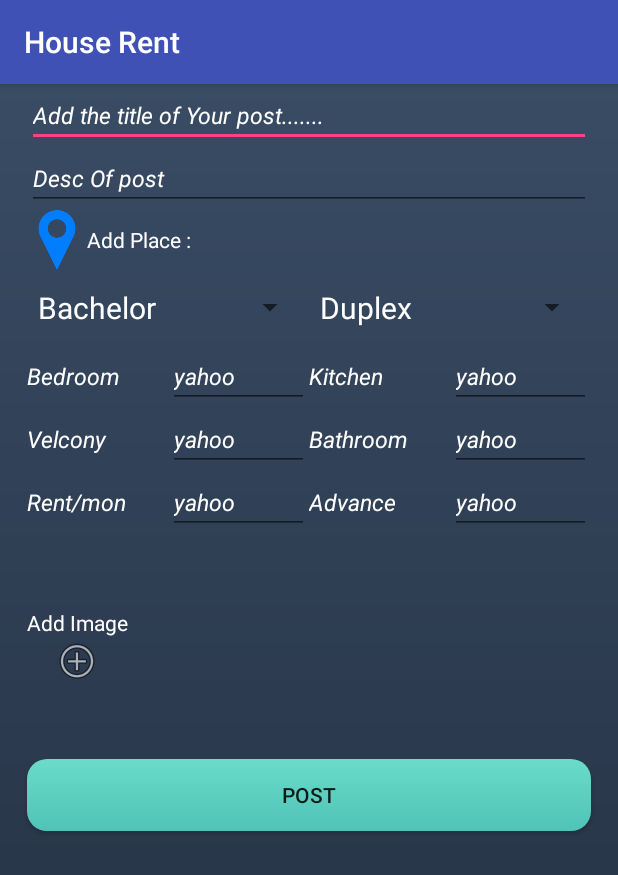
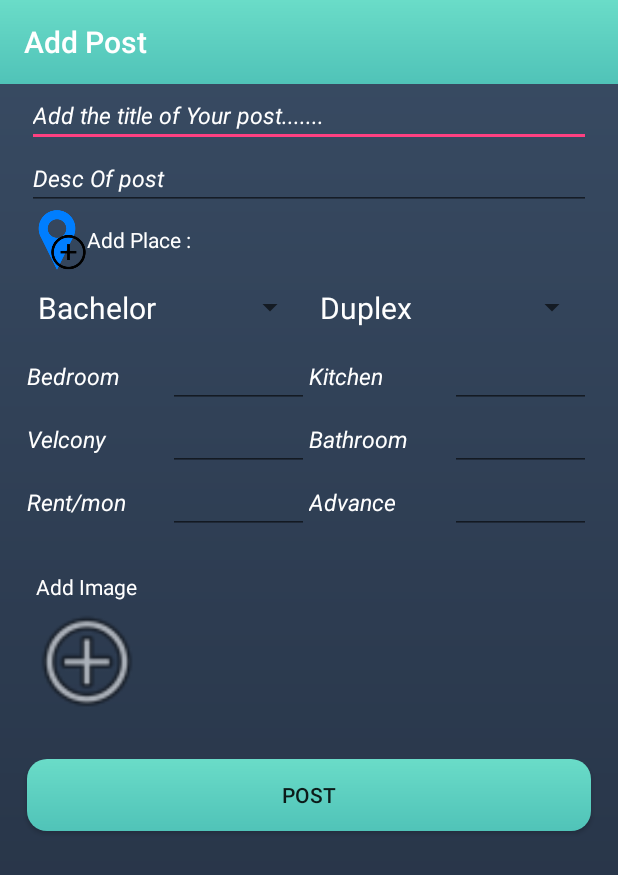
Before and after one commit to Nuhel/HouseRent, an Android app: the AddPostActivity screen opened directly, with no data from a screen before it, on a phone screen of 412 x 824 dp. Shown: the top 875 px of the screen. Run offline under Robolectric (Android 15) with nearby library versions, the phone set to English and light mode, and no system bars; our stand-ins replace Firebase (no records; nobody signed in at launch, a user with empty details on screens opened directly); libraries missing offline, so code that uses them is left out: id.zelory.compressor.

```diff
--- a/app/src/main/AndroidManifest.xml
+++ b/app/src/main/AndroidManifest.xml
@@ -49,7 +49,9 @@
             android:value="AIzaSyAWzjjXYD3SvyHmiNEe9GsB53r6ymfQ9H8" />
 
         <activity android:name=".View.AdDescActivity" />
-        <activity android:name=".View.AddPostActivity"></activity>
+        <activity
+            android:name=".View.AddPostActivity"
+            android:theme="@style/AppTheme.NoActionBar"></activity>
     </application>
 
 </manifest>
--- a/app/src/main/java/com/example/nuhel/houserent/View/AddPostActivity.java
+++ b/app/src/main/java/com/example/nuhel/houserent/View/AddPostActivity.java
@@ -13,6 +13,7 @@ import android.support.v4.app.ActivityCompat;
 import android.support.v7.app.AppCompatActivity;
 import android.support.v7.widget.LinearLayoutManager;
 import android.support.v7.widget.RecyclerView;
+import android.support.v7.widget.Toolbar;
 import android.view.View;
 import android.widget.AdapterView;
 import android.widget.ArrayAdapter;
@@ -51,6 +52,7 @@ import id.zelory.compressor.Compressor;
 
 public class AddPostActivity extends AppCompatActivity implements AdapterView.OnItemSelectedListener {
 
+    private static Toolbar toolbar;
     String[] houseType = {"Duplex", "Flat", "Unit", "Sublate"};
     String[] rentType = {"Bachelor", "Family", "Anys"};
     private ImageButton gellaryPicker;
@@ -63,7 +65,6 @@ public class AddPostActivity extends AppCompatActivity implements AdapterView.On
     private DatabaseReference my_postlist_ref;
     private DatabaseReference all_postlist_ref;
     private Button search_place;
-
     private int PLACE_PICKER_REQUEST = 999;
     private ArrayList<Uri> converted_imagePaths;
     private ArrayList<Uri> original_imagePaths;
@@ -86,6 +87,9 @@ public class AddPostActivity extends AppCompatActivity implements AdapterView.On
     protected void onCreate(Bundle savedInstanceState) {
         super.onCreate(savedInstanceState);
         setContentView(R.layout.addpostpopup);
+
+        toolbar = findViewById(R.id.app_bar);
+        setSupportActionBar(toolbar);
 
         userUid = GetFirebaseAuthInstance.getFirebaseAuthInstance().getCurrentUser().getUid();
         all_postlist_ref = GetFirebaseInstance.GetInstance().getReference("HomeAddList");
@@ -162,6 +166,9 @@ public class AddPostActivity extends AppCompatActivity implements AdapterView.On
 
         activeGradient.setCornerRadius(Redius);
         postbtn.setBackground(activeGradient);
+        toolbar = findViewById(R.id.toolbar);
+        //setSupportActionBar((android.support.v7.widget.Toolbar) findViewById(R.id.toolbar));
+
 
     }
 
--- a/app/src/main/res/layout/addpostpopup.xml
+++ b/app/src/main/res/layout/addpostpopup.xml
@@ -1,10 +1,17 @@
 <?xml version="1.0" encoding="utf-8"?>
 
 <LinearLayout xmlns:android="http://schemas.android.com/apk/res/android"
+    xmlns:tools="http://schemas.android.com/tools"
     android:layout_width="match_parent"
     android:layout_height="match_parent"
     android:background="@drawable/gradientbackgroundloginsingup"
-    android:orientation="vertical">
+    android:orientation="vertical"
+    tools:context="com.example.nuhel.houserent.View.AddPostActivity">
+
+
+    <include
+        android:id="@+id/app_bar"
+        layout="@layout/app_bar_addpost" />
 
     <ScrollView
         android:layout_width="match_parent"
@@ -115,7 +122,6 @@
                     android:layout_width="0dp"
                     android:layout_height="wrap_content"
                     android:layout_weight="1"
-                    android:hint="yahoo"
                     android:inputType="number"
                     android:textColor="@color/cardview_light_background"
                     android:textColorHint="@color/cardview_light_background"
@@ -137,7 +143,7 @@
                     android:layout_width="0dp"
                     android:layout_height="wrap_content"
                     android:layout_weight="1"
-                    android:hint="yahoo"
+
                     android:inputType="number"
                     android:textColor="@color/cardview_light_background"
                     android:textColorHint="@color/cardview_light_background"
@@ -167,7 +173,7 @@
                     android:layout_width="0dp"
                     android:layout_height="wrap_content"
                     android:layout_weight="1"
-                    android:hint="yahoo"
+
                     android:inputType="number"
                     android:shadowDx="1"
                     android:shadowDy="-1"
@@ -193,7 +199,6 @@
                     android:layout_width="0dp"
                     android:layout_height="wrap_content"
                     android:layout_weight="1"
-                    android:hint="yahoo"
                     android:inputType="number"
                     android:textColor="@color/cardview_light_background"
                     android:textColorHint="@color/cardview_light_background"
@@ -224,7 +229,6 @@
                     android:layout_width="0dp"
                     android:layout_height="wrap_content"
                     android:layout_weight="1"
-                    android:hint="yahoo"
                     android:inputType="number"
                     android:textColor="@color/cardview_light_background"
                     android:textColorHint="@color/cardview_light_background"
@@ -246,7 +250,6 @@
                     android:layout_width="0dp"
                     android:layout_height="wrap_content"
                     android:layout_weight="1"
-                    android:hint="yahoo"
                     android:inputType="number"
                     android:textColor="@color/cardview_light_background"
                     android:textColorHint="@color/cardview_light_background"
@@ -272,6 +275,7 @@
                         android:gravity="center"
                         android:orientation="vertical">
 
+
                         <TextView
                             android:layout_width="wrap_content"
                             android:layout_height="wrap_content"
@@ -283,10 +287,9 @@
                             android:layout_width="wrap_content"
                             android:layout_height="wrap_content"
                             android:background="@android:drawable/ic_menu_add"
+                            android:padding="40dp"
                             android:scaleType="center" />
-
                     </LinearLayout>
-
 
                     <android.support.v7.widget.RecyclerView
                         android:id="@+id/horizontal_recycler_view"
--- /dev/null
+++ b/app/src/main/res/layout/app_bar_addpost.xml
@@ -0,0 +1,10 @@
+<?xml version="1.0" encoding="utf-8"?>
+<android.support.v7.widget.Toolbar xmlns:android="http://schemas.android.com/apk/res/android"
+    xmlns:app="http://schemas.android.com/apk/res-auto"
+    android:id="@+id/toolbar"
+    android:layout_width="match_parent"
+    android:layout_height="?attr/actionBarSize"
+    android:background="@drawable/titlebargradiant"
+    app:popupTheme="@style/AppTheme.PopupOverlay"
+    app:title="Add Post"
+    app:titleTextColor="#ffffff" />
```
Also changed, not shown: app/src/main/res/drawable/map_icon.png.
